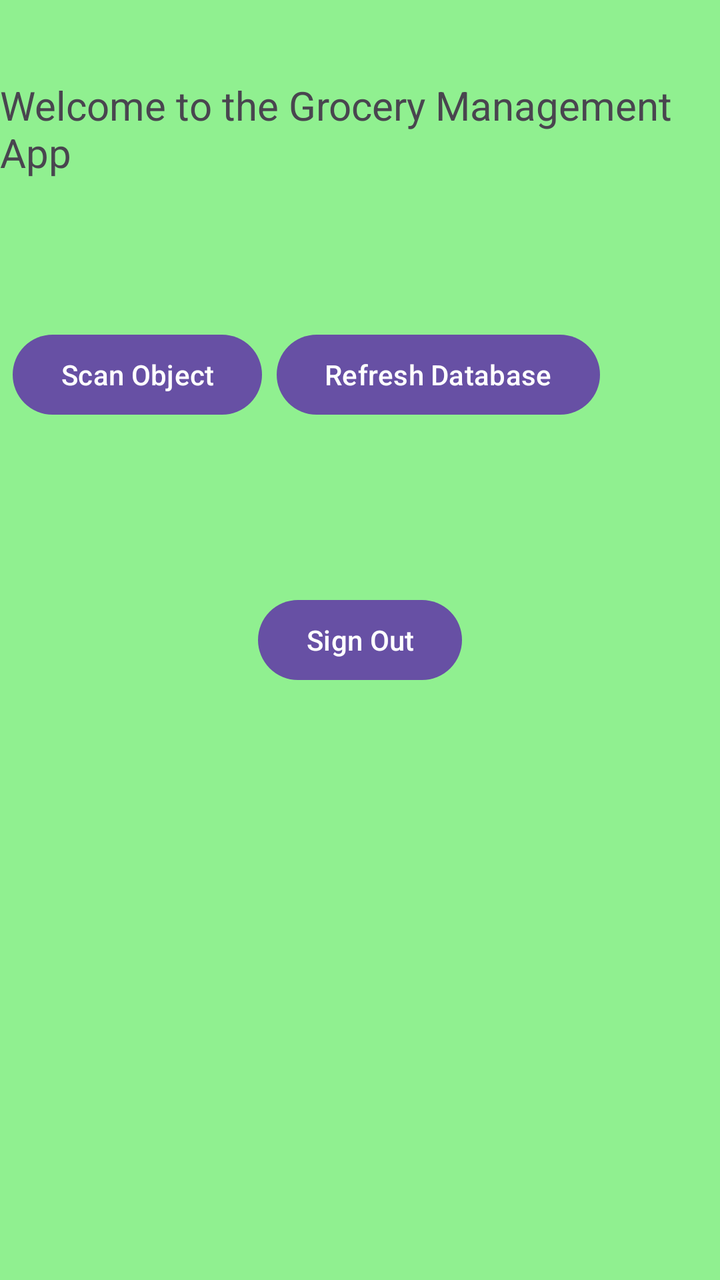
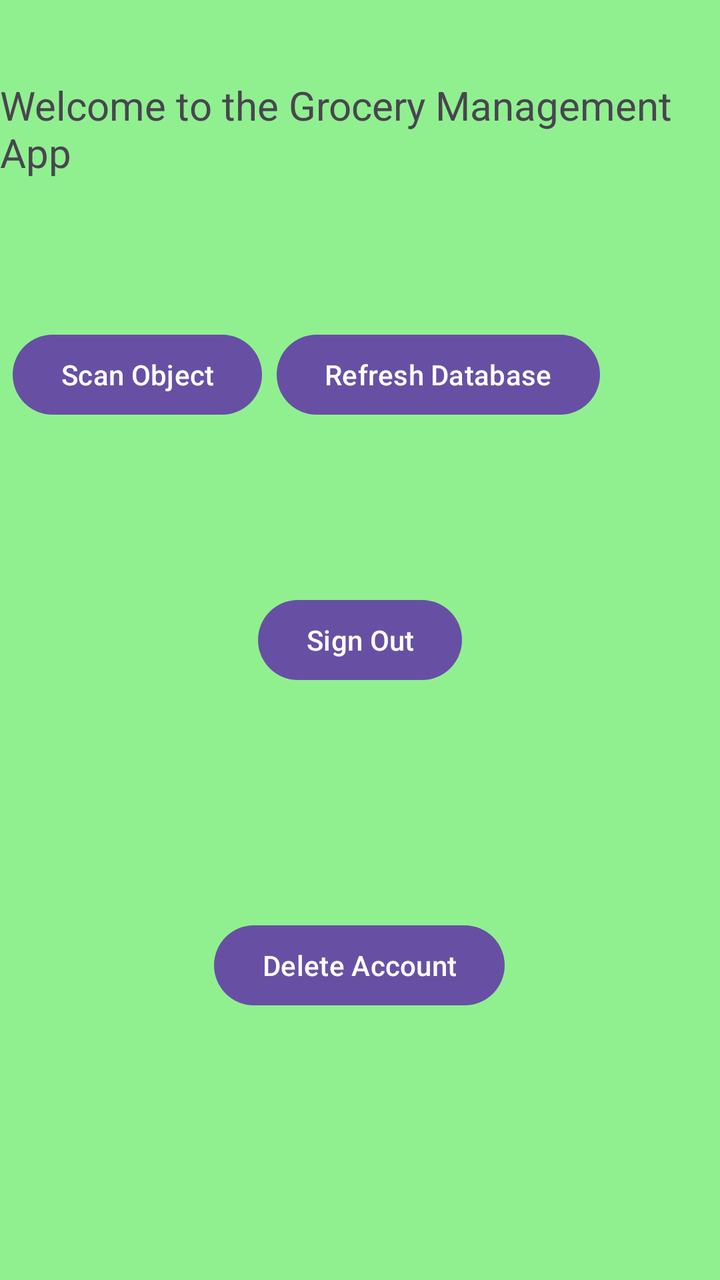

Screens rendered from an Android XML layout before and after an edit, with the pre-edit source and the edit as a unified diff.
<!-- AndroidManifest.xml: application theme Theme.GroceryManagementApp -->
<!-- res/layout/activity_main.xml -->
<?xml version="1.0" encoding="utf-8"?>
<androidx.constraintlayout.widget.ConstraintLayout xmlns:android="http://schemas.android.com/apk/res/android"
    xmlns:app="http://schemas.android.com/apk/res-auto"
    xmlns:tools="http://schemas.android.com/tools"
    android:id="@+id/main"
    android:layout_width="match_parent"
    android:layout_height="match_parent"
    android:background="#90F090"
    tools:context=".MainActivity">

    <TextView
        android:id="@+id/myTextViewWelcome"
        android:layout_width="wrap_content"
        android:layout_height="wrap_content"
        android:text="@string/text_view_text"
        android:textSize="20sp"
        app:layout_constraintBottom_toBottomOf="parent"
        app:layout_constraintEnd_toEndOf="parent"
        app:layout_constraintStart_toStartOf="parent"
        app:layout_constraintTop_toTopOf="parent"
        app:layout_constraintVertical_bias="0.066" />

    <Button
        android:id="@+id/myButtonScanReceipt"
        android:layout_width="wrap_content"
        android:layout_height="wrap_content"
        android:text="@string/button_text_scan_object"
        app:layout_constraintBottom_toBottomOf="parent"
        app:layout_constraintEnd_toStartOf="@+id/myButtonTakePicture"
        app:layout_constraintHorizontal_bias="0.473"
        app:layout_constraintStart_toStartOf="parent"
        app:layout_constraintTop_toTopOf="parent"
        app:layout_constraintVertical_bias="0.276" />

    <androidx.appcompat.widget.AppCompatImageView
        android:id="@+id/iv_image"
        android:layout_width="150dp"
        android:layout_height="150dp"
        android:layout_marginTop="25dp"
        android:scaleType="centerCrop"
        app:layout_constraintLeft_toLeftOf="parent"
        app:layout_constraintRight_toRightOf="parent"
        app:layout_constraintTop_toBottomOf="@id/myButtonScanReceipt"/>

    <Button
        android:id="@+id/myButtonTakePicture"
        android:layout_width="wrap_content"
        android:layout_height="wrap_content"
        android:layout_marginEnd="60dp"
        android:text="@string/button_text_refresh_database"
        app:layout_constraintBottom_toBottomOf="parent"
        app:layout_constraintEnd_toEndOf="parent"
        app:layout_constraintTop_toTopOf="parent"
        app:layout_constraintVertical_bias="0.276" />

    <Button
        android:id="@+id/myButtonLogout"
        android:layout_width="wrap_content"
        android:layout_height="wrap_content"
        android:text="@string/button_text_sign_out"
        app:layout_constraintBottom_toBottomOf="parent"
        app:layout_constraintEnd_toEndOf="parent"
        app:layout_constraintStart_toStartOf="parent"
        app:layout_constraintTop_toTopOf="parent" />

</androidx.constraintlayout.widget.ConstraintLayout>
<!-- resources referenced by this layout -->
<resources>
  <string name="button_text_refresh_database">Refresh Database</string>
  <string name="button_text_scan_object">Scan Object</string>
  <string name="button_text_sign_out">Sign Out</string>
  <string name="text_view_text">Welcome to the Grocery Management App</string>
  <style name="Theme.GroceryManagementApp" parent="Base.Theme.GroceryManagementApp" />
  <style name="Base.Theme.GroceryManagementApp" parent="Theme.Material3.DayNight.NoActionBar">
          
          
      </style>
</resources>

<!-- the commit's change to res/layout/activity_main.xml (unified diff, before → after) -->
@@ -63,4 +63,16 @@
         app:layout_constraintStart_toStartOf="parent"
         app:layout_constraintTop_toTopOf="parent" />
 
+    <Button
+        android:id="@+id/deleteAccountButton"
+        android:layout_width="wrap_content"
+        android:layout_height="wrap_content"
+        android:text="Delete Account"
+        app:layout_constraintBottom_toBottomOf="parent"
+        app:layout_constraintEnd_toEndOf="parent"
+        app:layout_constraintHorizontal_bias="0.498"
+        app:layout_constraintStart_toStartOf="parent"
+        app:layout_constraintTop_toTopOf="parent"
+        app:layout_constraintVertical_bias="0.775" />
+
 </androidx.constraintlayout.widget.ConstraintLayout>
